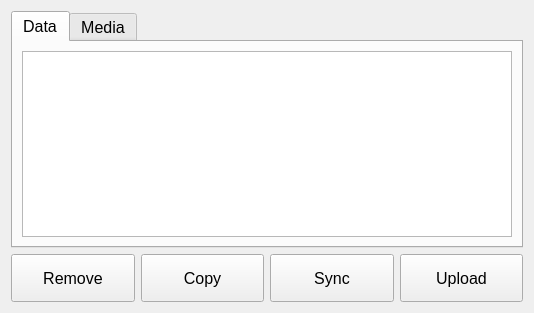
Qt form ui/memorywidget.ui (dmitry64/av20) before a commit.
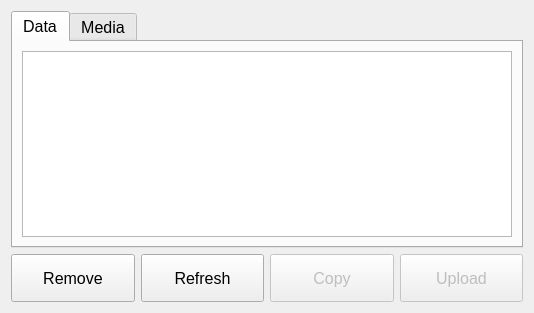
The same form after that commit. Icons and pictures are not drawn.

Patch:
```diff
--- a/ui/memorywidget.ui
+++ b/ui/memorywidget.ui
@@ -120,7 +120,38 @@
       </widget>
      </item>
      <item>
-      <widget class="QPushButton" name="pushButton_3">
+      <widget class="QPushButton" name="refreshButton">
+       <property name="minimumSize">
+        <size>
+         <width>48</width>
+         <height>48</height>
+        </size>
+       </property>
+       <property name="font">
+        <font>
+         <pointsize>12</pointsize>
+        </font>
+       </property>
+       <property name="text">
+        <string>Refresh</string>
+       </property>
+       <property name="icon">
+        <iconset resource="../resources.qrc">
+         <normaloff>:/icons/resources/icons/music_repeat_button.png</normaloff>:/icons/resources/icons/music_repeat_button.png</iconset>
+       </property>
+       <property name="iconSize">
+        <size>
+         <width>32</width>
+         <height>32</height>
+        </size>
+       </property>
+      </widget>
+     </item>
+     <item>
+      <widget class="QPushButton" name="copyButton">
+       <property name="enabled">
+        <bool>false</bool>
+       </property>
        <property name="minimumSize">
         <size>
          <width>48</width>
@@ -148,35 +179,10 @@
       </widget>
      </item>
      <item>
-      <widget class="QPushButton" name="pushButton_2">
-       <property name="minimumSize">
-        <size>
-         <width>48</width>
-         <height>48</height>
-        </size>
+      <widget class="QPushButton" name="uploadButton">
+       <property name="enabled">
+        <bool>false</bool>
        </property>
-       <property name="font">
-        <font>
-         <pointsize>12</pointsize>
-        </font>
-       </property>
-       <property name="text">
-        <string>Sync</string>
-       </property>
-       <property name="icon">
-        <iconset resource="../resources.qrc">
-         <normaloff>:/icons/resources/icons/music_repeat_button.png</normaloff>:/icons/resources/icons/music_repeat_button.png</iconset>
-       </property>
-       <property name="iconSize">
-        <size>
-         <width>32</width>
-         <height>32</height>
-        </size>
-       </property>
-      </widget>
-     </item>
-     <item>
-      <widget class="QPushButton" name="pushButton">
        <property name="minimumSize">
         <size>
          <width>48</width>
```
Left out of the diff: 6 changed lines with no effect on the pictures.
